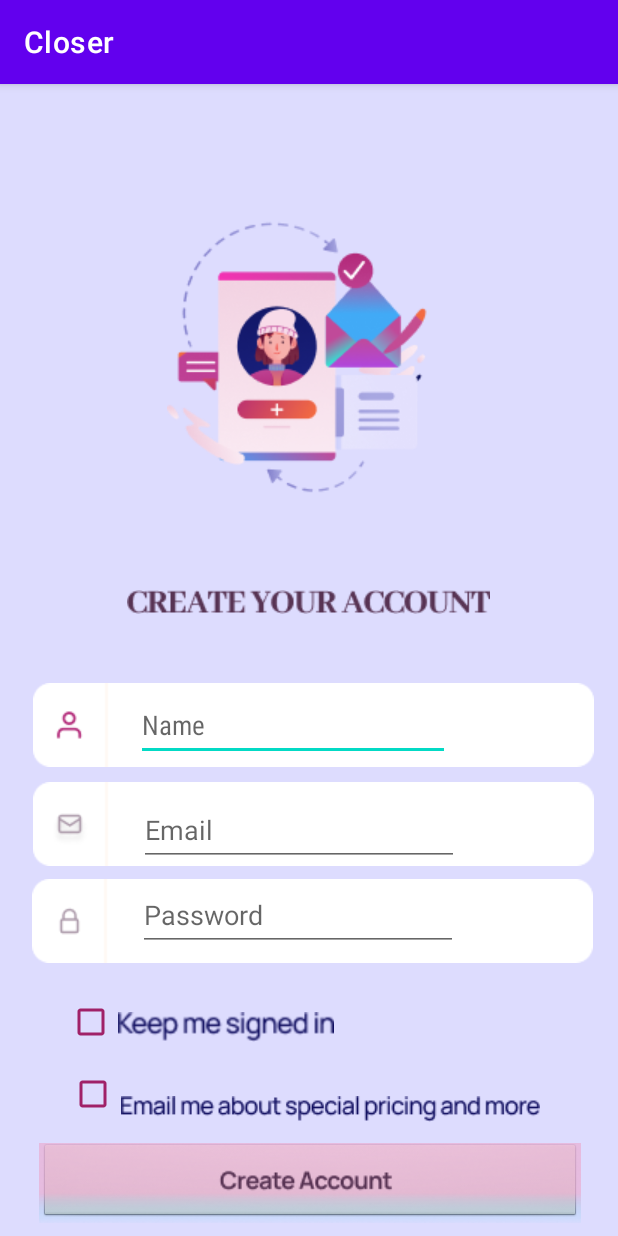
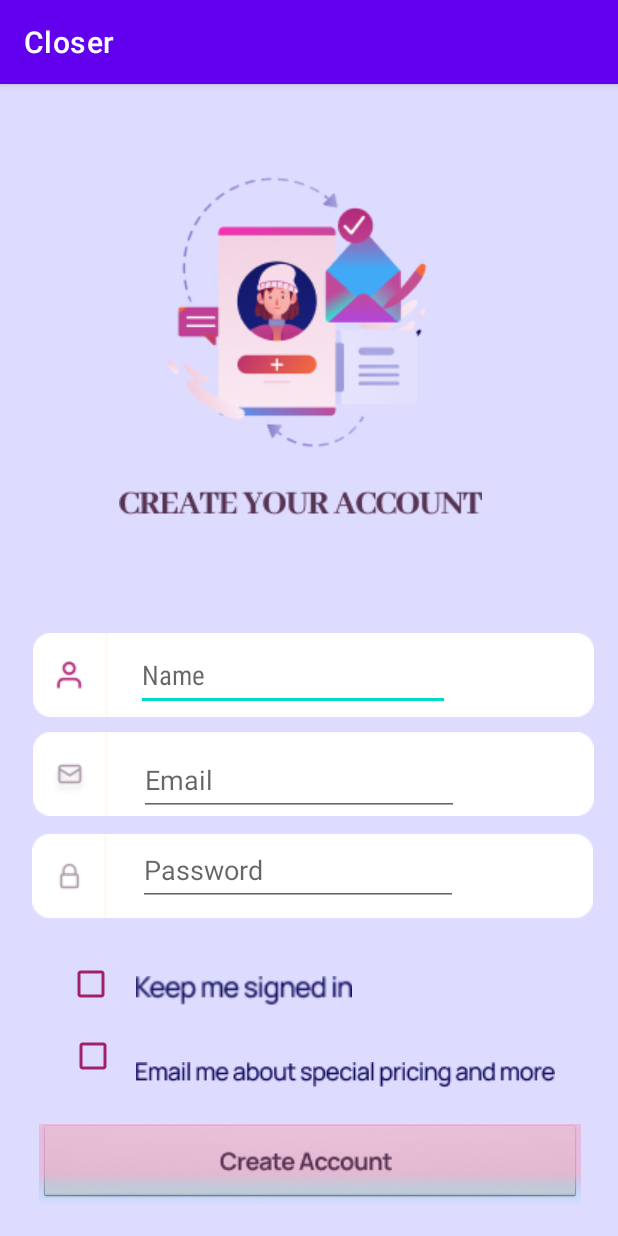
Before and after one commit to hebarachid/Closer, an Android app: the Signup screen opened directly, with no data from a screen before it, on a phone screen of 412 x 824 dp. Run offline under Robolectric (Android 15) with nearby library versions, the phone set to English and light mode, and no system bars.

```diff
--- a/app/src/main/java/com/example/closer/MainActivity.java
+++ b/app/src/main/java/com/example/closer/MainActivity.java
@@ -11,7 +11,7 @@ public class MainActivity extends AppCompatActivity {
     @Override
     protected void onCreate(Bundle savedInstanceState) {
         super.onCreate(savedInstanceState);
-        setContentView(R.layout.activity_main);
+        setContentView(R.layout.activity_signup);
     }
     public void toDesign2(View view){
         Intent intent = new Intent(this, Design2.class);
--- a/app/src/main/res/layout/activity_signup.xml
+++ b/app/src/main/res/layout/activity_signup.xml
@@ -11,15 +11,12 @@
         android:id="@+id/imageView21"
         android:layout_width="144dp"
         android:layout_height="25dp"
-        android:layout_marginTop="30dp"
-        android:layout_marginEnd="201dp"
-        android:layout_marginBottom="126dp"
         app:layout_constraintBottom_toBottomOf="parent"
         app:layout_constraintEnd_toEndOf="parent"
-        app:layout_constraintHorizontal_bias="0.368"
+        app:layout_constraintHorizontal_bias="0.032"
         app:layout_constraintStart_toEndOf="@+id/checkBox"
-        app:layout_constraintTop_toBottomOf="@+id/imageView20"
-        app:layout_constraintVertical_bias="0.125"
+        app:layout_constraintTop_toBottomOf="@+id/imageView17"
+        app:layout_constraintVertical_bias="0.669"
         app:srcCompat="@drawable/keep_me_signed_in" />
 
     <ImageView
@@ -55,13 +52,12 @@
         android:id="@+id/imageView17"
         android:layout_width="wrap_content"
         android:layout_height="wrap_content"
-        android:layout_marginStart="84dp"
-        android:layout_marginEnd="85dp"
-        android:layout_marginBottom="358dp"
         app:layout_constraintBottom_toBottomOf="parent"
         app:layout_constraintEnd_toEndOf="parent"
+        app:layout_constraintHorizontal_bias="0.467"
         app:layout_constraintStart_toStartOf="parent"
         app:layout_constraintTop_toBottomOf="@+id/imageView16"
+        app:layout_constraintVertical_bias="0.043"
         app:srcCompat="@drawable/create_your_account" />
 
     <ImageView
@@ -69,7 +65,7 @@
         android:layout_width="wrap_content"
         android:layout_height="wrap_content"
         android:layout_marginStart="111dp"
-        android:layout_marginTop="80dp"
+        android:layout_marginTop="50dp"
         android:layout_marginEnd="112dp"
         android:layout_marginBottom="407dp"
         app:layout_constraintBottom_toBottomOf="parent"
@@ -179,7 +175,10 @@
         android:layout_marginBottom="76dp"
         app:layout_constraintBottom_toBottomOf="parent"
         app:layout_constraintEnd_toEndOf="parent"
+        app:layout_constraintHorizontal_bias="0.916"
         app:layout_constraintStart_toEndOf="@+id/checkBox2"
+        app:layout_constraintTop_toBottomOf="@+id/imageView21"
+        app:layout_constraintVertical_bias="0.608"
         app:srcCompat="@drawable/email_me_about_special_pricing_and_more" />
 
     <ImageButton
```
